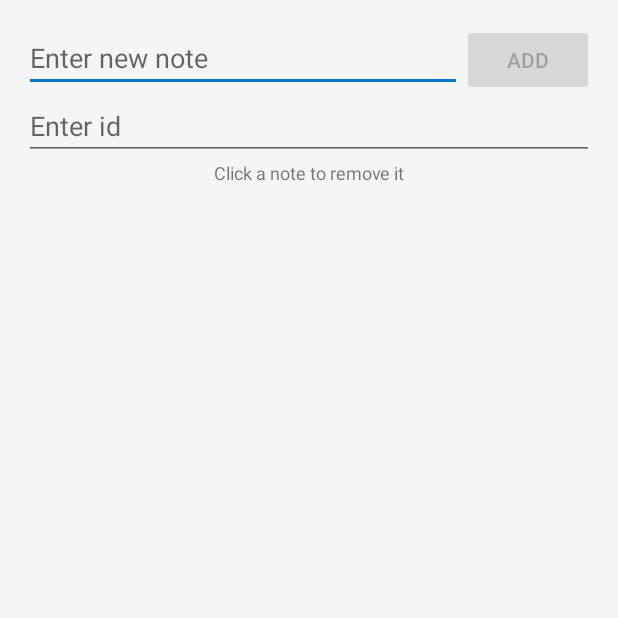
After one commit to qiubin2016/QbStudy, an Android app: the NoteActivity screen opened directly, with no data from a screen before it, on a phone screen of 412 x 824 dp, the top half of it. The commit adds this screen. Run offline under Robolectric (Android 15) with nearby library versions, the phone set to English and light mode, and no system bars; libraries missing offline, so code that uses them is left out: io.objectbox, io.objectbox.query; 3 statements that could not run were skipped.

Commit message:
【新增功能】 增加数据库ObjectBox功能；

```diff
--- a/app/build.gradle
+++ b/app/build.gradle
@@ -1,4 +1,5 @@
 apply plugin: 'com.android.application'
+apply plugin: 'io.objectbox'  //Apply last. ObjectBox qiub_200314
 
 android {
     compileSdkVersion 28
@@ -27,6 +28,8 @@ dependencies {
     implementation fileTree(dir: 'libs', include: ['*.jar'])
     implementation 'androidx.appcompat:appcompat:1.1.0'
     implementation 'androidx.constraintlayout:constraintlayout:1.1.3'
+    implementation 'androidx.navigation:navigation-fragment:2.0.0'
+    implementation 'androidx.navigation:navigation-ui:2.0.0'
     testImplementation 'junit:junit:4.12'
     androidTestImplementation 'androidx.test.ext:junit:1.1.1'
     androidTestImplementation 'androidx.test.espresso:espresso-core:3.2.0'
--- /dev/null
+++ b/app/src/main/java/com/qb/toolbox/demo01/objectBox/NoteActivity.java
@@ -0,0 +1,133 @@
+package com.qb.toolbox.demo01.objectBox;
+
+import android.app.Activity;
+import android.os.Bundle;
+
+import com.google.android.material.floatingactionbutton.FloatingActionButton;
+import com.google.android.material.snackbar.Snackbar;
+
+import androidx.appcompat.app.AppCompatActivity;
+import androidx.appcompat.widget.Toolbar;
+
+import android.text.Editable;
+import android.text.TextWatcher;
+import android.util.Log;
+import android.view.KeyEvent;
+import android.view.View;
+import android.view.inputmethod.EditorInfo;
+import android.widget.AdapterView;
+import android.widget.EditText;
+import android.widget.ListView;
+import android.widget.TextView;
+
+import com.qb.toolbox.R;
+
+import java.text.DateFormat;
+import java.util.Date;
+import java.util.List;
+import java.util.zip.DataFormatException;
+
+import io.objectbox.Box;
+import io.objectbox.query.Query;
+
+public class NoteActivity extends Activity {
+
+    public static final String TAG = NoteActivity.class.getSimpleName();
+    private EditText editText;
+    private View addNoteButton;
+
+    private Box<Note> notesBox;
+    private Query<Note> notesQuery;
+    private NotesAdapter notesAdapter;
+
+    @Override
+
+    protected void onCreate(Bundle savedInstanceState) {
+        super.onCreate(savedInstanceState);
+        setContentView(R.layout.main);
+
+        setUpViews();
+
+        notesBox = ObjectBox.get().boxFor(Note.class);
+
+        //query all notes, sorted a-z by their text (https://docs.objectbox.io/queries)
+        notesQuery = notesBox.query().order(Note_.text).build();
+        updateNotes();
+    }
+
+    private void updateNotes() {
+        List<Note> notes = notesQuery.find();  //查询
+        notesAdapter.setNotes(notes);
+    }
+
+    protected void setUpViews() {
+        ListView listView = findViewById(R.id.listViewNotes);
+        listView.setOnItemClickListener(noteClickListener);
+
+        notesAdapter = new NotesAdapter();
+        listView.setAdapter(notesAdapter);
+
+        addNoteButton = findViewById(R.id.buttonAdd);
+        addNoteButton.setEnabled(false);
+
+        editText = findViewById(R.id.editTextNote);
+        editText.setOnEditorActionListener(new TextView.OnEditorActionListener() {
+            @Override
+            public boolean onEditorAction(TextView v, int actionId, KeyEvent event) {
+                if (actionId == EditorInfo.IME_ACTION_DONE) {
+                    addNote();
+                    return true;
+                }
+                return false;
+            }
+        });
+        editText.addTextChangedListener(new TextWatcher() {
+            @Override
+            public void beforeTextChanged(CharSequence s, int start, int count, int after) {
+
+            }
+
+            @Override
+            public void onTextChanged(CharSequence s, int start, int before, int count) {
+                boolean enable = s.length() != 0;
+                addNoteButton.setEnabled(enable);
+            }
+
+            @Override
+            public void afterTextChanged(Editable s) {
+
+            }
+        });
+    }
+
+    public void onAddButtonClick(View view) {
+        addNote();
+    }
+
+    private void addNote() {
+        String noteText = editText.getText().toString();
+        editText.setText("");
+
+        DateFormat df = DateFormat.getDateTimeInstance(DateFormat.MEDIUM, DateFormat.MEDIUM);
+        String comment = "Added on " + df.format(new Date());
+
+        Note note = new Note();
+        note.setText(noteText);
+        note.setComment(comment);
+        note.setDate(new Date());
+        notesBox.put(note);
+        Log.d(ObjectBoxApp.TAG, "Inserted new note, ID: " + note.getId());
+
+        updateNotes();
+    }
+
+    AdapterView.OnItemClickListener noteClickListener = new AdapterView.OnItemClickListener() {
+        @Override
+        public void onItemClick(AdapterView<?> parent, View view, int position, long id) {
+            Note note = notesAdapter.getItem(position);
+            notesBox.remove(note);
+            Log.d(ObjectBoxApp.TAG, "Deleted note, ID: " + note.getId());
+            updateNotes();
+        }
+    };
+}
--- /dev/null
+++ b/app/src/main/java/com/qb/toolbox/demo01/objectBox/NotesAdapter.java
@@ -0,0 +1,73 @@
+package com.qb.toolbox.demo01.objectBox;
+
+import android.view.LayoutInflater;
+import android.view.View;
+import android.view.ViewGroup;
+import android.widget.BaseAdapter;
+import android.widget.TextView;
+
+import com.qb.toolbox.R;
+
+import org.w3c.dom.Text;
+
+import java.util.ArrayList;
+import java.util.List;
+
+public class NotesAdapter extends BaseAdapter {
+
+    private List<Note> dataset;
+
+    private static class NoteViewHolder {
+
+        public TextView text;
+        public TextView comment;
+
+        public NoteViewHolder(View itemView) {
+            text = itemView.findViewById(R.id.textViewNoteText);
+            comment = itemView.findViewById(R.id.textViewNoteComment);
+        }
+    }
+
+    public NotesAdapter() {
+        this.dataset = new ArrayList<>();
+    }
+
+    public void setNotes(List<Note> notes) {
+        dataset = notes;
+        notifyDataSetChanged();
+    }
+
+    @Override
+    public View getView(int position, View convertView, ViewGroup parent) {
+        NoteViewHolder holder;
+        if (convertView == null) {
+            convertView = LayoutInflater.from(parent.getContext())
+                    .inflate(R.layout.item_note, parent, false);
+            holder = new NoteViewHolder(convertView);
+            convertView.setTag(holder);
+        } else {
+            holder = (NoteViewHolder) convertView.getTag();
+        }
+
+        Note note = getItem(position);
+        holder.text.setText(note.getText());
+        holder.comment.setText(note.getComment());
+
+        return convertView;
+    }
+
+    @Override
+    public int getCount() {
+        return dataset.size();
+    }
+
+    @Override
+    public Note getItem(int position) {
+        return dataset.get(position);
+    }
+
+    @Override
+    public long getItemId(int position) {
+        return position;
+    }
+}
--- /dev/null
+++ b/app/src/main/res/layout/main.xml
@@ -0,0 +1,63 @@
+<?xml version="1.0" encoding="utf-8"?>
+<RelativeLayout xmlns:android="http://schemas.android.com/apk/res/android"
+    xmlns:tools="http://schemas.android.com/tools"
+    android:layout_width="match_parent"
+    android:layout_height="match_parent"
+    android:paddingBottom="@dimen/activity_vertical_margin"
+    android:paddingLeft="@dimen/activity_horizontal_margin"
+    android:paddingRight="@dimen/activity_horizontal_margin"
+    android:paddingTop="@dimen/activity_vertical_margin"
+    tools:context="io.objectbox.example.NoteActivity"
+    tools:ignore="RtlHardcoded">
+
+    <Button
+        android:id="@+id/buttonAdd"
+        android:layout_width="wrap_content"
+        android:layout_height="wrap_content"
+        android:layout_alignParentRight="true"
+        android:onClick="onAddButtonClick"
+        android:text="@string/add"/>
+
+    <EditText
+        android:id="@+id/editTextNote"
+        android:layout_width="match_parent"
+        android:layout_height="wrap_content"
+        android:layout_toLeftOf="@id/buttonAdd"
+        android:hint="@string/enter_new_note"
+        android:imeOptions="actionDone"
+        android:inputType="text"/>
+
+    <EditText
+        android:id="@+id/id"
+        android:layout_width="match_parent"
+        android:layout_height="wrap_content"
+        android:layout_below="@+id/editTextNote"
+        android:hint="Enter id"
+        android:imeOptions="actionDone"
+        android:inputType="numberDecimal"
+        />
+
+
+
+    <TextView
+        android:id="@+id/textViewNoteInstructions"
+        android:layout_width="match_parent"
+        android:layout_height="wrap_content"
+        android:layout_below="@id/id"
+        android:gravity="center_horizontal"
+        android:paddingBottom="8dp"
+        android:paddingLeft="8dp"
+        android:paddingRight="8dp"
+        android:text="@string/click_to_remove"
+        android:textSize="12sp"/>
+
+    <ListView
+        android:id="@+id/listViewNotes"
+        android:layout_width="match_parent"
+        android:layout_height="match_parent"
+        android:layout_below="@+id/textViewNoteInstructions"
+        android:layout_alignParentBottom="true"
+        android:layout_marginBottom="4dp"
+        android:scrollbars="vertical"/>
+
+</RelativeLayout>
--- a/app/src/main/res/values/dimens.xml
+++ b/app/src/main/res/values/dimens.xml
@@ -42,4 +42,7 @@
     <dimen name="alert_dialog_padding_bottom">0dp</dimen>
     <dimen name="fab_margin">16dp</dimen>
 
+    <!-- Default screen margins, per the Android Design guidelines. -->
+<!--    <dimen name="activity_horizontal_margin">16dp</dimen>-->
+    <dimen name="activity_vertical_margin">16dp</dimen>
 </resources>
--- a/app/src/main/res/values/strings.xml
+++ b/app/src/main/res/values/strings.xml
@@ -65,7 +65,7 @@
     <string name="scanner_action_cancel">Cancel</string>
     <string name="scanner_subtitle_bonded">BONDED DEVICES:</string>
     <string name="scanner_subtitle_not_bonded">AVAILABLE DEVICES:</string>
-    <string name="scanner_permission_rationale">Since Android 6.0 Marshmallow system requires granting access to device\'s location in order to scan for Bluetooth Smart devices. Bluetooth beacons may be used to determine the phone\'s and user\'s location.</string>
+    <string name="scanner_permission_rationale">Since Android 6.0 Marshmallow system requires granting access to device\'s location in order to scan for Bluetooth Smart devices. Bluetooth beacons may be used to determine the phone\'s and note\'s location.</string>
 
     <string name="log" formatted="false">%1$tR:%1$tS.%1$tL</string>
 
@@ -84,4 +84,18 @@
     <string name="description_info">Info</string>
     <string name="request_permission">This sample needs camera permission.</string>
     <string name="camera_error">This device doesn\'t support Camera2 API.</string>
+    <string name="title_activity_note">NoteActivity</string>
+    <!-- Strings used for fragments for navigation -->
+    <string name="first_fragment_label">First Fragment</string>
+    <string name="second_fragment_label">Second Fragment</string>
+    <string name="next">Next</string>
+    <string name="previous">Previous</string>
+
+    <string name="hello_first_fragment">Hello first fragment</string>
+    <string name="hello_second_fragment">Hello second fragment. Arg: %1$s</string>
+
+    <!--objectBox-->
+    <string name="enter_new_note">Enter new note</string>
+    <string name="add">Add</string>
+    <string name="click_to_remove">Click a note to remove it</string>
 </resources>
--- a/build.gradle
+++ b/build.gradle
@@ -1,6 +1,8 @@
 // Top-level build file where you can add configuration options common to all sub-projects/modules.
 
 buildscript {
+    //ObjectBox qiub_200314
+    ext.objectboxVersion = '3.0.0-alpha1'
     repositories {
         google()
         jcenter()
@@ -8,6 +10,8 @@ buildscript {
     }
     dependencies {
         classpath 'com.android.tools.build:gradle:3.5.2'
+        //ObjectBox qiub_200314
+        classpath "io.objectbox:objectbox-gradle-plugin:$objectboxVersion"
 
         // NOTE: Do not place your application dependencies here; they belong
         // in the individual module build.gradle files
```
Also changed, not shown: app/src/main/AndroidManifest.xml (+8 -4 lines), app/src/main/java/com/qb/toolbox/demo01/Demo01Activity.java (+51 -0 lines), app/src/main/java/com/qb/toolbox/demo01/objectBox/Note.java (added, +58 -0 lines), app/src/main/java/com/qb/toolbox/demo01/objectBox/ObjectBox.java (added, +29 -0 lines), app/src/main/java/com/qb/toolbox/demo01/objectBox/ObjectBoxApp.java (added, +14 -0 lines), app/src/main/res/layout/activity_demo01.xml (+14 -0 lines), app/src/main/res/layout/content_note.xml (added, +19 -0 lines), app/src/main/res/layout/fragment_first.xml (added, +28 -0 lines), app/src/main/res/layout/fragment_second.xml (added, +27 -0 lines), app/src/main/res/layout/item_note.xml (added, +23 -0 lines), app/src/main/res/navigation/nav_graph.xml (added, +28 -0 lines), app/src/main/res/values-v21/dimens.xml (deleted, +0 -28 lines), 1 other file.
